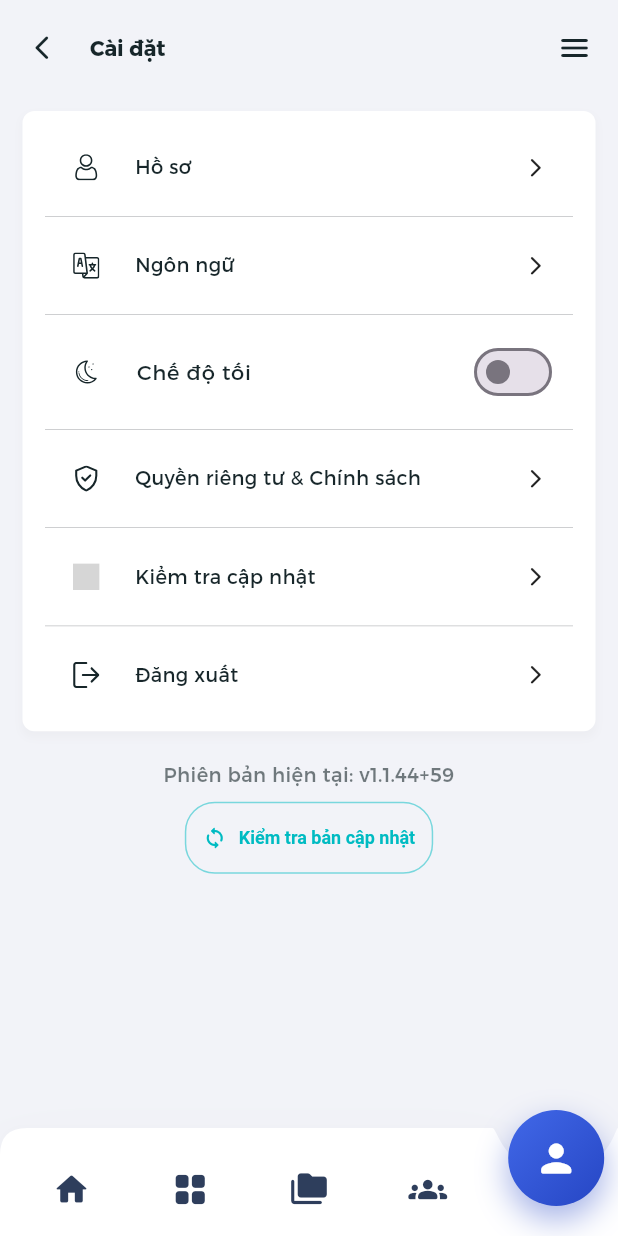
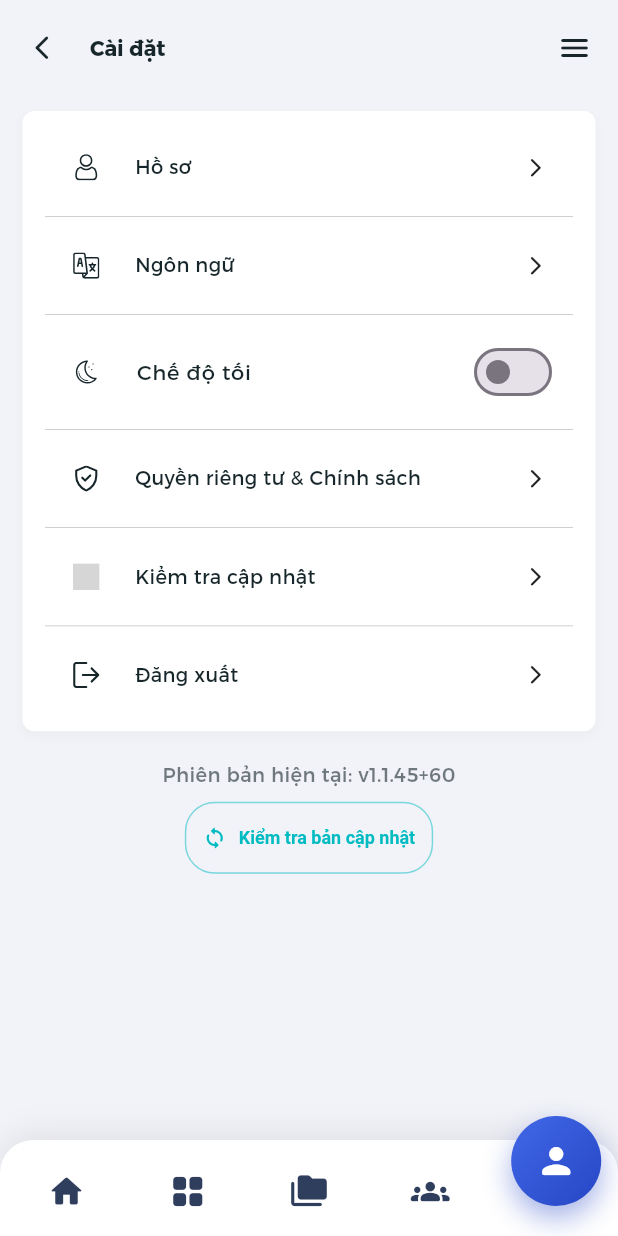
Before and after one commit to quyenpv/chanhung_mobile, a Flutter app: the MenuScreen screen opened by its route, on a phone screen of 412 x 824 dp. Run offline on Flutter 3.47's test engine with Material 3 defaults, Android fonts, the light colour scheme and no system bars; our stand-ins replace cached_network_image, camera, contained_tab_bar_view, file_picker, firebase_core, firebase_messaging and 16 more; missing offline and left inert: dart:js_interop, dart:ui_web, flutter_background_service, flutter_pdfview, flutter_webrtc, google_mlkit_face_detection; accounts and stored records are empty; network calls fail; grey boxes are pictures that could not be loaded.

Commit message:
fix(nav): Fix crash on Settings tab with robust crash-proof navigation bar (v1.1.45)

```diff
--- a/lib/view/components/app_bottom_nav_bar.dart
+++ b/lib/view/components/app_bottom_nav_bar.dart
@@ -58,47 +58,59 @@ class AppBottomNavBar extends StatelessWidget {
     return LayoutBuilder(
       builder: (context, constraints) {
         final screenWidth = constraints.maxWidth;
-        // Mỗi tab chiếm 1/5 chiều rộng màn hình: tâm tại (index + 0.5) / 5
-        final centerFraction = (currentIndex + 0.5) / 5.0;
-        final activeCenterX = screenWidth * centerFraction;
-        final circleLeft = activeCenterX - 32.0; // 64 / 2 = 32
+        final tabWidth = screenWidth / 5.0;
+        final circleLeft = (currentIndex * tabWidth) + (tabWidth / 2.0) - 30.0;
 
         return SizedBox(
-          height: 84 + bottomInset,
+          height: 80 + bottomInset,
           child: Stack(
             clipBehavior: Clip.none,
             alignment: Alignment.bottomCenter,
             children: [
-              // Nền thanh điều hướng với đường cong Notch ôm theo vị trí tab đang chọn
-              PhysicalShape(
+              // Thanh nền trắng đổ bóng hiện đại bo góc
+              Container(
+                height: 64 + bottomInset,
+                padding: EdgeInsets.fromLTRB(4, 4, 4, bottomInset),
+                decoration: BoxDecoration(
                   color: Theme.of(context).cardColor,
-                elevation: 18,
-                shadowColor: const Color(0xFF17262A).withValues(alpha: 0.16),
-                clipper: _DynamicCurvedNotchClipper(
-                  centerFraction: centerFraction,
-                  radius: 34,
+                  borderRadius: const BorderRadius.vertical(top: Radius.circular(22)),
+                  boxShadow: [
+                    BoxShadow(
+                      color: Colors.black.withOpacity(0.08),
+                      blurRadius: 18,
+                      offset: const Offset(0, -4),
                     ),
-                child: Padding(
-                  padding: EdgeInsets.fromLTRB(8, 10, 8, bottomInset),
-                  child: SizedBox(
-                    height: 62,
+                  ],
+                ),
                 child: Row(
                   mainAxisAlignment: MainAxisAlignment.spaceAround,
                   children: tabs.map((t) {
                     final isSelected = t.item == current;
                     return Expanded(
-                          child: isSelected
-                              ? const SizedBox.shrink()
-                              : _buildInactiveItem(t.item, t.icon, t.label),
+                      child: InkWell(
+                        onTap: () => _open(t.item),
+                        splashColor: Colors.transparent,
+                        highlightColor: Colors.transparent,
+                        child: Center(
+                          child: Opacity(
+                            opacity: isSelected ? 0.0 : 1.0,
+                            child: Icon(
+                              t.icon,
+                              size: 26,
+                              color: const Color(0xFF2E3E5C),
+                            ),
+                          ),
+                        ),
+                      ),
                     );
                   }).toList(),
                 ),
               ),
-                ),
-              ),
 
-              // Nút tròn nổi lớn (64x64) di chuyển theo Tab Active
-              Positioned(
+              // Nút tròn nổi lớn (60x60) có hiệu ứng trượt mượt mà theo Tab Active
+              AnimatedPositioned(
+                duration: const Duration(milliseconds: 280),
+                curve: Curves.easeOutCubic,
                 top: 0,
                 left: circleLeft,
                 child: Semantics(
@@ -110,8 +122,8 @@ class AppBottomNavBar extends StatelessWidget {
                       customBorder: const CircleBorder(),
                       onTap: () => _open(current),
                       child: Container(
-                        width: 64,
-                        height: 64,
+                        width: 60,
+                        height: 60,
                         decoration: BoxDecoration(
                           shape: BoxShape.circle,
                           gradient: const LinearGradient(
@@ -124,9 +136,9 @@ class AppBottomNavBar extends StatelessWidget {
                           ),
                           boxShadow: [
                             BoxShadow(
-                              color: const Color(0xFF2646C4).withValues(alpha: 0.42),
-                              blurRadius: 18,
-                              offset: const Offset(0, 9),
+                              color: const Color(0xFF2646C4).withOpacity(0.42),
+                              blurRadius: 16,
+                              offset: const Offset(0, 8),
                             ),
                           ],
                         ),
@@ -134,7 +146,7 @@ class AppBottomNavBar extends StatelessWidget {
                           child: Icon(
                             activeTab.icon,
                             color: Colors.white,
-                            size: 30,
+                            size: 28,
                           ),
                         ),
                       ),
@@ -146,23 +158,6 @@ class AppBottomNavBar extends StatelessWidget {
           ),
         );
       },
-    );
-  }
-
-  Widget _buildInactiveItem(AppBottomNavItem item, IconData icon, String label) {
-    return Tooltip(
-      message: label,
-      child: InkResponse(
-        onTap: () => _open(item),
-        radius: 28,
-        child: Center(
-          child: Icon(
-            icon,
-            size: 26,
-            color: const Color(0xFF2E3E5C),
-          ),
-        ),
-      ),
     );
   }
 
@@ -179,64 +174,3 @@ class AppBottomNavBar extends StatelessWidget {
     Get.offNamed(route);
   }
 }
-
-/// Custom Clipper tạo đường cong uốn lõm chính xác tại vị trí tab đang Active
-class _DynamicCurvedNotchClipper extends CustomClipper<Path> {
-  final double centerFraction;
-  final double radius;
-
-  const _DynamicCurvedNotchClipper({
-    required this.centerFraction,
-    required this.radius,
-  });
-
-  @override
-  Path getClip(Size size) {
-    final center = size.width * centerFraction;
-    final notchWidth = radius * 2.5;
-    const cornerRadius = 18.0;
-
-    final path = Path()..moveTo(0, cornerRadius);
-    path.quadraticBezierTo(0, 0, cornerRadius, 0);
-
-    final notchLeft = (center - notchWidth / 2).clamp(0.0, size.width);
-    final notchRight = (center + notchWidth / 2).clamp(0.0, size.width);
-
-    // Kẻ đường thẳng mép trên đến vị trí bắt đầu uốn lõm
-    if (notchLeft > cornerRadius) {
-      path.lineTo(notchLeft, 0);
-    }
-
-    // Vẽ đường cong mềm mại uốn cong xuống dưới
-    path.cubicTo(
-      center - radius * 1.15,
-      0,
-      center - radius * 1.02,
-      radius * 0.88,
-      center,
-      radius * 0.88,
-    );
-    path.cubicTo(
-      center + radius * 1.02,
-      radius * 0.88,
-      center + radius * 1.15,
-      0,
-      notchRight,
-      0,
-    );
-
-    // Kẻ tiếp đường thẳng sang góc phải
-    if (notchRight < size.width - cornerRadius) {
-      path.lineTo(size.width - cornerRadius, 0);
-    }
-
-    path.quadraticBezierTo(size.width, 0, size.width, cornerRadius);
-    path.lineTo(size.width, size.height);
-    path.lineTo(0, size.height);
-    return path..close();
-  }
-
-  @override
-  bool shouldReclip(covariant _DynamicCurvedNotchClipper oldClipper) =>
-      oldClipper.centerFraction != centerFraction || oldClipper.radius != radius;
-}
--- a/pubspec.yaml
+++ b/pubspec.yaml
@@ -1,7 +1,7 @@
 name: chanhung
 description: "ChanHung ERP Customer App By Branditta"
 publish_to: 'none'
-version: 1.1.44+59
+version: 1.1.45+60
 
 environment:
   sdk: ^3.5.4
```
Lines whose indentation alone changed are shown as unchanged.
